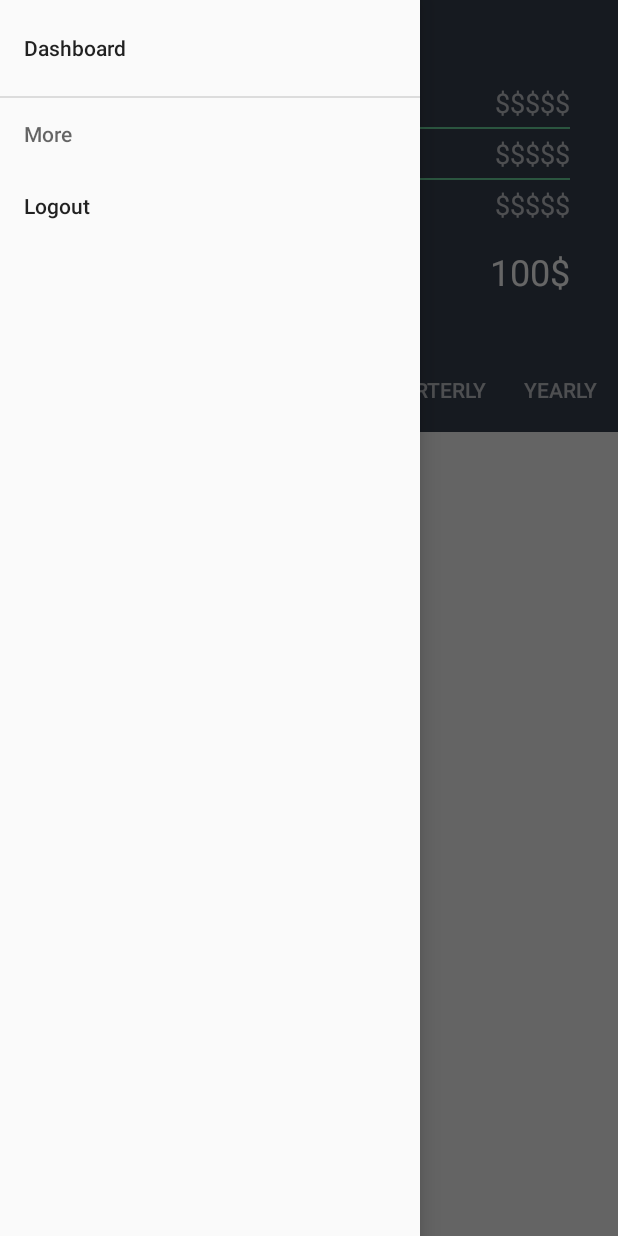
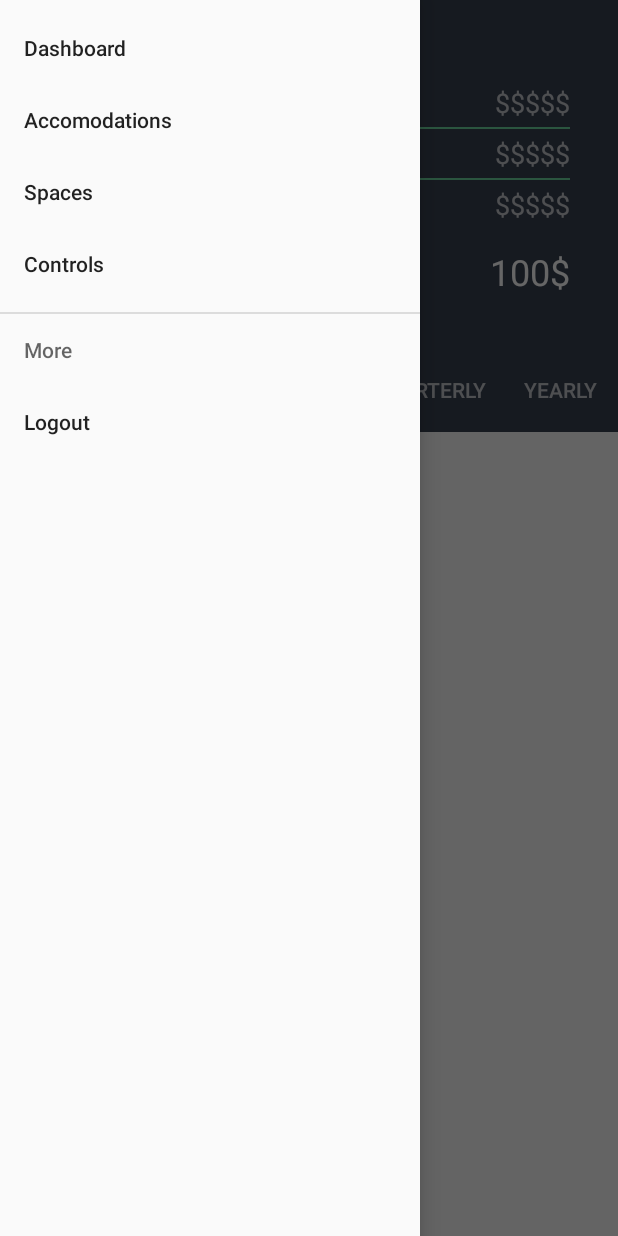
Before and after one commit to Melzar/E-Home-Android, an Android app: the DashboardActivity screen opened directly, with no data from a screen before it, with the side drawer open, on a phone screen of 412 x 824 dp. Run offline under Robolectric (Android 15) with nearby library versions, the phone set to English and light mode, and no system bars; our stand-ins replace ButterKnife, Dagger/Hilt's generated code, EventBus.

Commit message:
#Networking - Integrated authentication header with applicatio, also added logout feature and update menu items for navigationview + menu handling

```diff
--- a/app/src/main/java/com/ecode/ehome/activity/BaseDrawerActivity.java
+++ b/app/src/main/java/com/ecode/ehome/activity/BaseDrawerActivity.java
@@ -5,14 +5,25 @@ import android.support.annotation.Nullable;
 import android.support.design.widget.NavigationView;
 import android.support.v4.widget.DrawerLayout;
 import android.support.v7.app.ActionBarDrawerToggle;
+import android.view.MenuItem;
+import com.ecode.ehome.R;
+import com.ecode.ehome.activity.dashboard.DashboardActivity;
+import com.ecode.ehome.activity.login.LoginActivity;
+import com.ecode.ehome.common.security.SessionUtility;
+import com.ecode.ehome.container.EHomeContainer;
+import com.ecode.ehome.datasource.AuthenticationDataSource;
+import com.ecode.ehome.eventbus.AuthenticationDataSourceEvents.OnLogoutSuccess;
+import com.ecode.ehome.eventbus.AuthenticationDataSourceEvents.OnLogoutError;
+import org.greenrobot.eventbus.Subscribe;
 
-import com.ecode.ehome.R;
+import java.util.HashMap;
+import java.util.Map;
 
-import org.greenrobot.eventbus.Subscribe;
+import javax.inject.Inject;
 
 import butterknife.BindView;
 
-public class BaseDrawerActivity extends BaseActivity {
+public class BaseDrawerActivity extends BaseActivity implements NavigationView.OnNavigationItemSelectedListener {
 
     @Nullable
     @BindView(R.id.drawer_navigation)
@@ -21,6 +32,17 @@ public class BaseDrawerActivity extends BaseActivity {
     @Nullable
     @BindView(R.id.drawer_layout)
     DrawerLayout drawerLayout;
+
+    @Inject
+    AuthenticationDataSource authenticationDataSource;
+
+    private Map<Integer, Class> menuMapper  = new HashMap<Integer, Class>() {{
+            put(R.id.menu_dashboard_item, DashboardActivity.class);
+            put(R.id.menu_accomodations_item, DashboardActivity.class);
+            put(R.id.menu_spaces_item,DashboardActivity.class);
+            put(R.id.menu_controls_item, DashboardActivity.class);
+            put(R.id.menu_logout_item, null);
+    }};
 
     @Override
     protected void onCreate(Bundle savedInstanceState) {
@@ -31,6 +53,8 @@ public class BaseDrawerActivity extends BaseActivity {
         setContentView(R.layout.content_with_drawer);
         setLayoutWithInjections(activityLayout, R.id.app_content);
         setDrawerToolbar();
+        ((EHomeContainer) getApplication()).getNetworkComponent().inject(this);
+        navigationView.setNavigationItemSelectedListener(this);
     }
 
     private void setDrawerToolbar(){
@@ -51,7 +75,23 @@ public class BaseDrawerActivity extends BaseActivity {
     }
 
     @Subscribe
-    public void placeholdera(Object o){
+    public void onLogoutSuccess(OnLogoutSuccess onLogoutSuccess){
+        navigationHelper.navigateTo(LoginActivity.class);
+    }
 
+    @Subscribe
+    public void onLogoutError(OnLogoutError onLogoutError){
+        alertHelper.showAlert(onLogoutError.getErrorResponse().getMessage(),
+                getString(R.string.error));
+    }
+
+    @Override
+    public boolean onNavigationItemSelected(MenuItem item) {
+        if(item.getItemId() == R.id.menu_logout_item){
+            authenticationDataSource.logoutUser();
+            return true;
+        }
+        navigationHelper.navigateTo(menuMapper.get(item.getItemId()));
+        return true;
     }
 }
--- a/app/src/main/java/com/ecode/ehome/common/enumeration/DashboardTabEnum.java
+++ b/app/src/main/java/com/ecode/ehome/common/enumeration/DashboardTabEnum.java
@@ -11,7 +11,8 @@ public enum DashboardTabEnum {
     WEEKLY(R.string.dashbaord_tab_weekly),
     MONTHLY(R.string.dashboard_tab_monthly),
     QUARTERLY(R.string.dashboard_tab_quarterly),
-    YEARLY(R.string.dashboard_tab_yearly);
+    YEARLY(R.string.dashboard_tab_yearly),
+    AAAAAAA(R.string.dashboard_tab_yearly);
 
     private int stringId;
 
--- a/app/src/main/java/com/ecode/ehome/component/NetworkComponent.java
+++ b/app/src/main/java/com/ecode/ehome/component/NetworkComponent.java
@@ -1,6 +1,7 @@
 package com.ecode.ehome.component;
 
 import com.ecode.ehome.activity.BaseActivity;
+import com.ecode.ehome.activity.BaseDrawerActivity;
 import com.ecode.ehome.activity.login.LoginActivity;
 import com.ecode.ehome.datasource.AuthenticationDataSource;
 import com.ecode.ehome.module.NetworkModule;
@@ -17,6 +18,7 @@ import dagger.Component;
 public interface NetworkComponent {
 
     void inject(BaseActivity baseActivity);
+    void inject(BaseDrawerActivity baseDrawerActivity);
     void inject(LoginActivity loginActivity);
 
 }
--- a/app/src/main/java/com/ecode/ehome/datasource/AuthenticationDataSource.java
+++ b/app/src/main/java/com/ecode/ehome/datasource/AuthenticationDataSource.java
@@ -6,4 +6,5 @@ package com.ecode.ehome.datasource;
 public interface AuthenticationDataSource {
 
     void loginUser(String email, String password);
+    void logoutUser();
 }
--- a/app/src/main/java/com/ecode/ehome/datasource/retrofit/RetrofitAuthenticationDataSource.java
+++ b/app/src/main/java/com/ecode/ehome/datasource/retrofit/RetrofitAuthenticationDataSource.java
@@ -5,6 +5,8 @@ import com.ecode.ehome.model.Authentication;
 import java.util.List;
 
 import retrofit2.Call;
+import retrofit2.Response;
+import retrofit2.http.DELETE;
 import retrofit2.http.GET;
 import retrofit2.http.Multipart;
 import retrofit2.http.POST;
@@ -19,4 +21,7 @@ public interface RetrofitAuthenticationDataSource {
     @POST("users/sign_in")
     Call<Authentication> loginUser(@Part("user[email]") String email,
                                    @Part("user[password]") String password);
+
+    @GET("/users/sign_out")
+    Call<Void> logoutUser();
 }
--- a/app/src/main/res/menu/ehome_menu.xml
+++ b/app/src/main/res/menu/ehome_menu.xml
@@ -3,6 +3,18 @@
         <item
             android:id="@+id/menu.dashboard.item"
             android:title="@string/dashboard">
+        </item>
+        <item
+            android:id="@+id/menu.accomodations.item"
+            android:title="@string/menu.accomodations">
+        </item>
+        <item
+            android:id="@+id/menu.spaces.item"
+            android:title="@string/menu.spaces">
+        </item>
+        <item
+            android:id="@+id/menu.controls.item"
+            android:title="@string/menu.controls">
         </item>
         <item android:title="@string/menu.more">
             <group android:checkableBehavior="single">
--- a/app/src/main/res/values/strings.xml
+++ b/app/src/main/res/values/strings.xml
@@ -8,7 +8,9 @@
     <string name="dashboard">Dashboard</string>
     <string name="menu.more">More</string>
     <string name="menu.logout">Logout</string>
-
+    <string name="menu.accomodations">Accomodations</string>
+    <string name="menu.spaces">Spaces</string>
+    <string name="menu.controls">Controls</string>
     <!-- Login strings -->
     <string name="login.login">Login</string>
     <string name="login.password">Password</string>
```
Also changed, not shown: app/src/main/java/com/ecode/ehome/common/security/AuthenticationTokenUtility.java (added, +13 -0 lines), app/src/main/java/com/ecode/ehome/datasource/impl/AuthenticationDataSourceImpl.java (+31 -0 lines), app/src/main/java/com/ecode/ehome/eventbus/AuthenticationDataSourceEvents.java (+15 -0 lines), app/src/main/java/com/ecode/ehome/module/ApiModule.java (+21 -0 lines).
